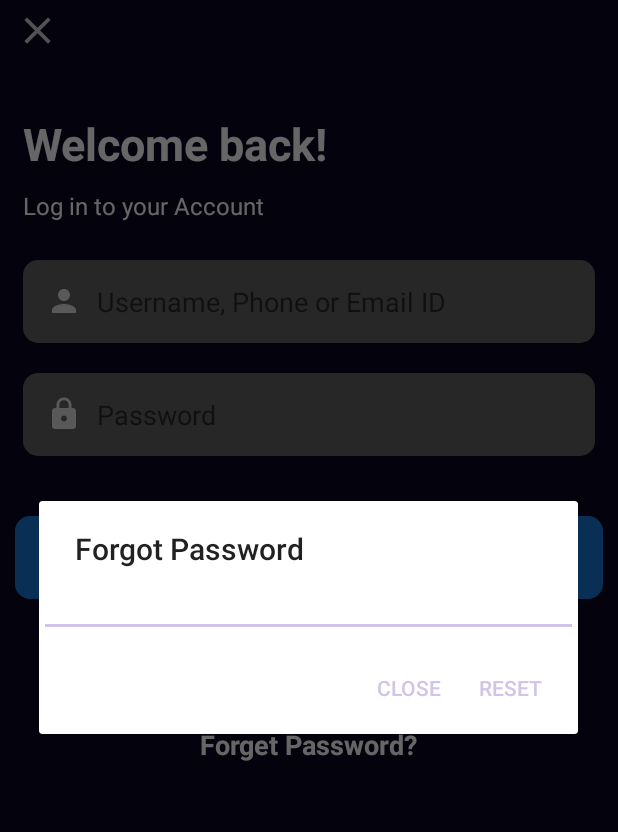
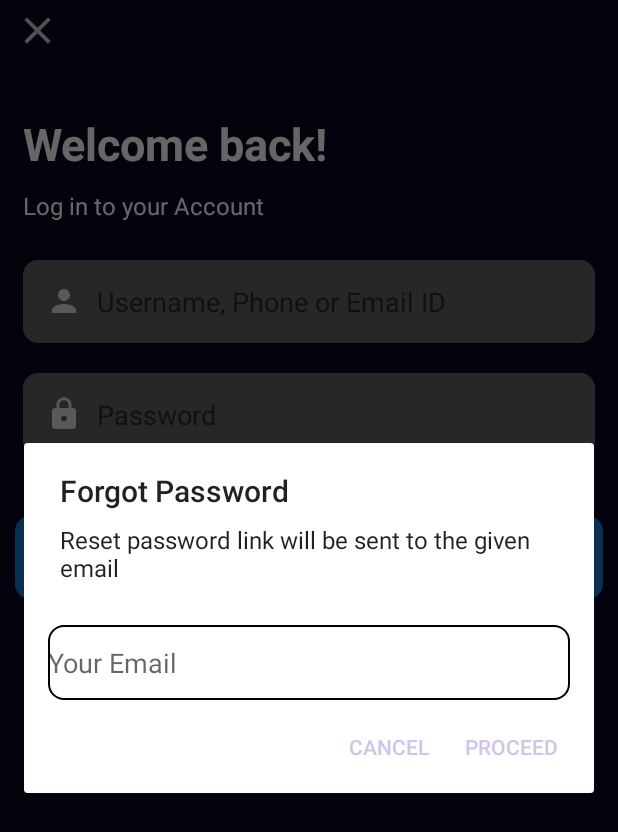
Before and after one commit to Pranavjain23/SmylePariwarFoundationApp, an Android app: the LoginActivity screen opened directly, with no data from a screen before it, after a tap on "Forget Password?", on a phone screen of 412 x 824 dp. Shown: the top 832 px of the screen. Run offline under Robolectric (Android 15) with nearby library versions, the phone set to English and light mode, and no system bars; our stand-ins replace Firebase (no records; nobody signed in at launch, a user with empty details on screens opened directly), Picasso; pictures from the network do not load.

Commit message:
Google Sign In Complete and forgot password added

```diff
--- a/app/src/main/java/com/application/smyleapp/activity/AdminActivity.kt
+++ b/app/src/main/java/com/application/smyleapp/activity/AdminActivity.kt
@@ -3,6 +3,7 @@ package com.application.smyleapp.activity
 import android.content.Intent
 import android.os.Bundle
 import android.util.Log
+import android.view.View
 import android.widget.Button
 import android.widget.EditText
 import android.widget.Toast
@@ -13,6 +14,7 @@ import com.application.smyleapp.model.User
 import com.google.firebase.auth.FirebaseAuth
 import com.google.firebase.auth.FirebaseUser
 import com.google.firebase.database.*
+import kotlinx.android.synthetic.main.activity_admin.*
 import kotlinx.android.synthetic.main.activity_send_message.*
 
 
@@ -80,6 +82,8 @@ class AdminActivity : AppCompatActivity() {
                     startActivity(intent)
                     finish()
                 }else{
+                    progressLayout.visibility = View.GONE
+
 
                 }
 
--- a/app/src/main/java/com/application/smyleapp/activity/LoginActivity.kt
+++ b/app/src/main/java/com/application/smyleapp/activity/LoginActivity.kt
@@ -1,8 +1,12 @@
 package com.application.smyleapp.activity
 
+import android.app.Activity
+import android.content.Context
+import android.content.DialogInterface
 import android.content.Intent
 import androidx.appcompat.app.AppCompatActivity
 import android.os.Bundle
+import android.provider.Settings
 import android.text.TextUtils
 import android.util.Patterns
 import android.widget.Button
@@ -10,6 +14,7 @@ import android.widget.EditText
 import android.widget.TextView
 import android.widget.Toast
 import androidx.appcompat.app.AlertDialog
+import androidx.core.app.ActivityCompat
 import com.application.smyleapp.R
 import com.google.firebase.auth.FirebaseAuth
 import com.google.firebase.auth.FirebaseUser
@@ -34,25 +39,34 @@ class LoginActivity : AppCompatActivity() {
 
 
         signUp = findViewById(R.id.signUp)
-//        btnContinue.setOnClickListener {
-//            val intent = Intent(this@LoginActivity , MainActivity::class.java)
-//            startActivity(intent)
-//        }
 
-        //        firebaseUser = auth!!.currentUser!! //if he never logged out
 
         //check if user login then navigate to user screen
         auth = FirebaseAuth.getInstance()
         forgotPassword.setOnClickListener {
             val builder  =  AlertDialog.Builder(this)
             builder.setTitle("Forgot Password")
+            builder.setMessage("Reset password link will be sent to the given email")
+
 
             val view = layoutInflater.inflate(R.layout.dialog_forgot_password,null)
             val username = view.findViewById<EditText>(R.id.forgotPasswordUsername)
             builder.setView(view)
-            builder.setPositiveButton("Reset", { _, _ -> forgotPassword(username)})
-            builder.setNegativeButton("close", { _, _ ->})
+//            builder.setPositiveButton("Reset", { _, _ -> forgotPassword(username)})
+//            builder.setNegativeButton("close", { _, _ ->})
+
+                .setPositiveButton("Proceed", DialogInterface.OnClickListener {
+                        dialog, id -> forgotPassword(username)
+                })
+                // negative button text and action
+                .setNegativeButton("Cancel", DialogInterface.OnClickListener {
+                        dialog, id -> dialog.cancel()
+                })
             builder.show()
+
+
+
+
 
 
         }
--- a/app/src/main/java/com/application/smyleapp/fragment/HomeFragment.kt
+++ b/app/src/main/java/com/application/smyleapp/fragment/HomeFragment.kt
@@ -41,9 +41,9 @@ class HomeFragment : Fragment() {
     ): View? {
         val view = inflater.inflate(R.layout.fragment_home, container, false)
         viewPager2 = view.findViewById(R.id.needHelpViewPager)
-        needHelpList.add(NeedHelp("https://www.imagesource.com/wp-content/uploads/2019/06/Rio.jpg","Book pilgrimage trips"))
-        needHelpList.add(NeedHelp("https://www.imagesource.com/wp-content/uploads/2019/06/Rio.jpg","Educate 100 girls"))
-        needHelpList.add(NeedHelp("https://www.imagesource.com/wp-content/uploads/2019/06/Rio.jpg","Support old and poor"))
+        needHelpList.add(NeedHelp(R.drawable.smylelogo,"hello"))
+        needHelpList.add(NeedHelp(R.drawable.smylelogo,"Educate 100 girls"))
+        needHelpList.add(NeedHelp(R.drawable.smylelogo,"Support old and poor"))
 
         viewPager2.adapter = SliderAdapter_needHelp(needHelpList, viewPager2)
 
--- a/app/src/main/java/com/application/smyleapp/model/NeedHelp.kt
+++ b/app/src/main/java/com/application/smyleapp/model/NeedHelp.kt
@@ -1,7 +1,7 @@
 package com.application.smyleapp.model
 
 data class NeedHelp(
-    val imgNeedHelp : String,
+    val imgNeedHelp : Int,
     val title : String
 
 )
--- /dev/null
+++ b/app/src/main/res/drawable/forgot_bg.xml
@@ -0,0 +1,29 @@
+<?xml version="1.0" encoding="utf-8"?>
+<shape
+    xmlns:android="http://schemas.android.com/apk/res/android"
+    android:shape="rectangle"
+    >
+
+    <solid android:color="@android:color/transparent"
+        >
+    </solid>
+
+    <stroke
+        android:width="1dp"
+        android:color="#000" />
+
+
+
+
+    <!--    <padding-->
+    <!--        android:left="5dp"-->
+    <!--        android:top="5dp"-->
+    <!--        android:right="5dp"-->
+    <!--        android:bottom="5dp"    >-->
+    <!--    </padding>-->
+
+    <corners
+        android:radius="10dp">
+    </corners>
+
+</shape>
--- a/app/src/main/res/layout/dialog_forgot_password.xml
+++ b/app/src/main/res/layout/dialog_forgot_password.xml
@@ -1,12 +1,15 @@
 <?xml version="1.0" encoding="utf-8"?>
-<EditText
-    xmlns:android="http://schemas.android.com/apk/res/android"
-    android:id="@+id/forgotPasswordUsername"
-    android:layout_width="match_parent"
-    android:layout_height="wrap_content"
-    android:layout_marginStart="16dp"
-    android:layout_marginEnd="16dp">
-
-
-
-</EditText>
+<RelativeLayout  xmlns:android="http://schemas.android.com/apk/res/android" android:layout_height="80dp"
+    android:layout_width="match_parent">
+    <EditText
+        android:layout_centerHorizontal="true"
+        android:id="@+id/forgotPasswordUsername"
+        android:hint="Your Email"
+        android:layout_marginTop="20dp"
+        android:inputType="textEmailAddress"
+        android:background="@drawable/forgot_bg"
+        android:layout_width="350dp"
+        android:layout_height="50dp"
+        android:layout_marginStart="16dp"
+        android:layout_marginEnd="16dp"/>
+</RelativeLayout>
```
Also changed, not shown: app/src/main/res/layout/activity_admin.xml (+29 -1 lines).
